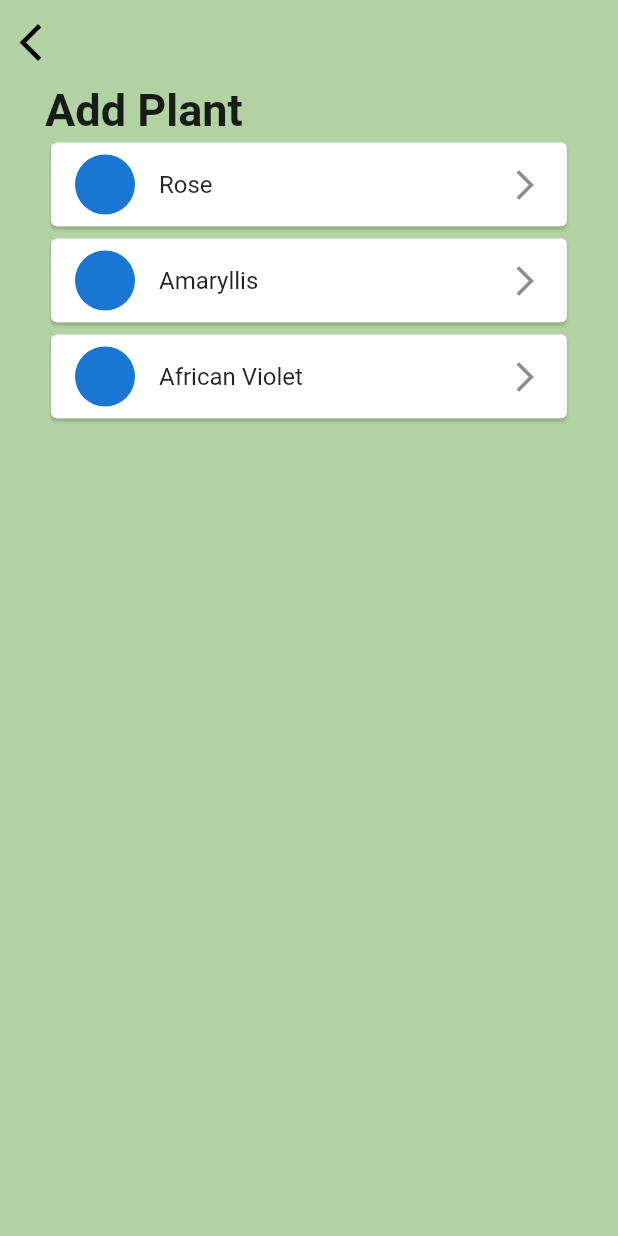
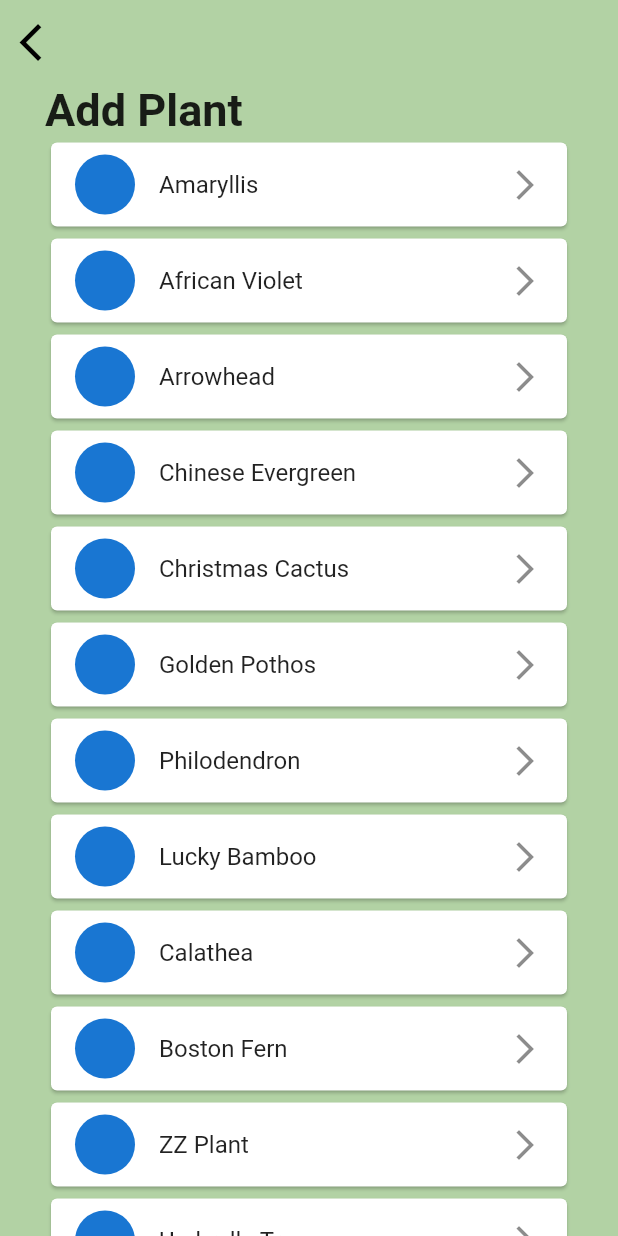
Before and after one commit to collierth/Team10-WaterMe, a Flutter app: the AddPlants screen opened directly, on a phone screen of 412 x 824 dp. Run offline on Flutter 3.47's test engine with Material 2 defaults, Android fonts, the phone set to English and light mode, and no system bars; our stand-ins replace date_picker_timeline, flutter_local_notifications, flutter_native_timezone, flutter_staggered_animations, get, get_storage and 4 more; accounts and stored records are empty; network calls fail.

Commit message:
Add more plants, species, static name

```diff
--- a/waterme/lib/db/db_helper.dart
+++ b/waterme/lib/db/db_helper.dart
@@ -22,7 +22,7 @@ class DBHelper {
           return db.execute(
             "CREATE TABLE $_tableName("
                 "id INTEGER PRIMARY KEY AUTOINCREMENT, "
-                "name STRING, description TEXT, "
+                "name STRING, staticName STRING, species STRING, description TEXT, "
                 "startTime STRING, endTime STRING, waterCycle INTEGER, "
                 "isCompleted INTEGER)",
           );
--- a/waterme/lib/models/plant_profile.dart
+++ b/waterme/lib/models/plant_profile.dart
@@ -69,6 +69,8 @@ class PlantProfile extends StatelessWidget {
                 int value =  await _plantController.addSelectedPlant(
                   selectedPlant: SelectedPlant(
                     name: plant.name,
+                    staticName: plant.staticName,
+                    species: plant.species,
                     description: plant.description,
                     startTime: DateTime.now().toString(),
                     endTime: DateTime.now().add(new Duration(days: plant.waterCycle)).toString(),
--- a/waterme/lib/models/plants.dart
+++ b/waterme/lib/models/plants.dart
@@ -2,32 +2,129 @@ import 'package:flutter/material.dart';
 
 class Plant {
   String name;
+  String staticName;
+  String species;
   String description;
-  String url;
   int waterCycle;
 
   Plant (
-    {required this.name, required this.description, required this.url, required this.waterCycle}
+    {required this.name, required this.staticName, required this.species, required this.description, required this.waterCycle}
     );
 }
 
   List<Plant> plantList = [
     Plant(
-      name: "Rose",
-      description: "Roses are erect, climbing, or trailing shrubs, the stems of which are usually copiously armed with prickles of various shapes and sizes, commonly called thorns. The leaves are alternate and pinnately compound (i.e., feather formed), usually with oval leaflets that are sharply toothed.",
-      url: "assets\images\ameen-fahmy-gcWd0ts4RCo-unsplash.jpg",
-      waterCycle: 2,
+    name: "Amaryllis",
+    staticName: "Amaryllis",
+    species: "Hippeastrum",
+    description: "Bulb flowering type plants that produce a cluster of attractive trumpet like flowers in different color variations.",
+    waterCycle: 14,
       ),
     Plant(
-      name: "Amaryllis",
-      description: "Bulb flowering type plants that produce a cluster of attractive trumpet like flowers in different color variations.",
-      url: "lib\images\ameen-fahmy-gcWd0ts4RCo-unsplash.jpg",
-      waterCycle: 14,
+    name: "African Violet",
+    staticName: "African Violet",
+    species: "Saintpaulia",
+    description: "One of the most popular flowering house plants from the saintpaulia genus. The genus has about 20 species and thousands of varieties.",
+    waterCycle: 7,
       ),
     Plant(
-      name: "African Violet",
-      description: "One of the most popular flowering house plants from the saintpaulia genus. The genus has about 20 species and thousands of varieties.",
-      url: "lib\images\ameen-fahmy-gcWd0ts4RCo-unsplash.jpg",
-      waterCycle: 7,
+    name: "Arrowhead",
+    staticName: "Arrowhead",
+    species: "Nephthytis Podophyllum",
+    description: "Native to South America, this species of plant has various cultivars with different amounts of variegation, from entirely green to near white. They can be sold under the the name Nephthytis podophyllum. An interesting growth pattern of the leaves is they begin cordate (heart) shaped then develop into the arrow shape and further on in age become palmate (similar shape to a hand). Because the plant matures into a climbing vine it will need to be cut back to prevent growth becoming wild and difficult to manage, indoors. ",
+    waterCycle: 10,
       ),
+    Plant(
+    name: "Chinese Evergreen",
+    staticName: "Chinese Evergreen",
+    species: "A. commutatum, A. modestum",
+    description: "There are many hybrid varieties of the Chinese evergreen available which have been cultivated over the last century. This is because of their increasing popularity for indoor growers to use them as ornamental plants for room decoration. These slow growing plant varieties includes, plain green, speckled, blotched and variegated types. One of the most popular and sought after is the silver queen which has leaves covered in silver mainly with some small green patches.",
+    waterCycle: 7,
+      ),
+    Plant(
+    name: "Christmas Cactus",
+    staticName: "Christmas Cactus",
+    species: "Schlumbergera Bridgesii",
+    description: "The parent plant of the Christmas Cactus (this is a hybrid) is native to South America that grows in the mountains of Brazil. It's tropical nature commonly confuses growers into offering too much heat and light, without enough water. This cactus produces small, flat stem segments that are roundish in nature, with minor serrations on both sides. They flower from the end of these segments. The Christmas variety has neon pink pollen-bearing stamen. Along with the December blooming preference, this is the Cactus's defining feature. ",
+    waterCycle: 7,
+      ),
+    Plant(
+    name: "Golden Pothos",
+    staticName: "Golden Pothos",
+    species: "Epipremnum aureum",
+    description: "This plant is a native of Australia, Indonesia, China, Japan and India. Despite its already wide natural range, it has been imported to locations all over the globe. Although it does wonderfully as a house plant, growing it outdoors is illegal in some states, as it has been declared an invasive species. When growing in the wild, this plant attaches itself to other items through aerial roots. It then sends shoots of stems down until it reaches the soil beneath it, where the stems themselves take root and begin to grow across the ground. In the wild, this plant will grow up to 66 feet tall.",
+    waterCycle: 14,
+      ),
+    Plant(
+    name: "Philodendron",
+    staticName: "Philodendron",
+    species: "Philodendron scandens",
+    description: "The Philodendron scandens is native to Mexico, Brazil and the West Indies and is one of the most common and popular species of Philodendron sold today. It is part of the Aracae family and is known as a vine and climber due to its ability to grow to huge heights given the right conditions. These plants are naturally found in humid tropical rainforests but they are also found in swamps and river banks. It is a versatile plant that can be grown in a number of different conditions which makes it perfect for both outdoor growing and indoor growing. ",
+    waterCycle: 9,
+      ),
+    Plant(
+    name: "Lucky Bamboo",
+    staticName: "Lucky Bamboo",
+    species: "Dracaena Braunii",
+    description: "The lucky bamboo grown in it's native country (West Africa) can grow up to 5ft tall (or much more), and as a house plant up to approximately 2 or 3 feet. There are various cultivars of this plant and some of the most interesting are the twisted stalk types which are trained by specialist growers. The name lucky seems to have been given by the Chinese that practice feng shui and believe in this plant brings good fortune into a home or workplace.",
+    waterCycle: 17,
+      ),
+    Plant(
+    name: "Calathea",
+    staticName: "Calathea",
+    species: "Calathea Ornata",
+    description: "Calathea Ornata is a plant that is native to South America and seen in many tropical climates such as Thailand. There are several members of the same family and they are all known for their large leaves, all of which have patterns that are extremely noticeable whilst their colors are stunning. This is a plant that looks attractive indoors but it is also possible to keep outdoors and can bring many different areas to life such as patio’s, porches and decking. It can also be planted in beds and borders. Due to its foliage, this is a superb plant to put among other plants that have large foliage.",
+    waterCycle: 5,
+      ),
+    Plant(
+    name: "Boston Fern",
+    staticName: "Boston Fern",
+    species: "Nephrolepis Exaltata",
+    description: "Compared to most other ferns your going to find this plant a lot easier to care for in regards to light, humidity levels and propagating (see care instructions below). Some ferns can only be grown in terrariums and others will not recover from neglect.....unlike this species that can be brought back from what looks like near death. As mentioned above the fronds on the Boston fern arch over and grow up to about 3 ft long. The fronds are made up of a tough leaf stalk, pinnate leaflets and a rachis (leaf stalk), but in layman's terms it's a kind of long stalk with lots of small leaves on it, side-by-side....or you could say they have a large feather like appearance.",
+    waterCycle: 3,
+      ),
+    Plant(
+    name: "ZZ Plant",
+    staticName: "ZZ Plant",
+    species: "Zamioculcas zamiifolia",
+    description: "The ZZ plant grows similar to tree plants or palms and has stems with many leaves growing from these stems. The leaves are a fleshy type which are only a couple of inches in length and an inch or so wide. Some of these stems from the same plant grow straight up and then others arch over, which may encourage you to prune odd looking stems to keep the plant looking full and shaped well. As mentioned above the plant tolerates low light, bright light and different levels of watering. However, watering depends on how much light it receives (i.e., less light = less water and more light = more water).",
+    waterCycle: 14,
+      ),
+    Plant(
+    name: "Umbrella Tree",
+    staticName: "Umbrella Tree",
+    species: "Schefflera Arboricolum",
+    description: "The umbrella plant is a multi trunk tree that can grows over 15 metres tall outdoors and has to be pruned and topped at some point to keep its size manageable within a home. Its close relative () Schefflera Actinophylla) has to carefully planted because of its invasive nature and is seen as a weed in certain places. Basic care and maintenance will keep this plant looking healthy and living a long long life indoors. It's a plant which less is more, concerning watering and feeding - too much of these will cause plant problems. ",
+    waterCycle: 7,
+      ),
+    Plant(
+    name: "Canary Date Palm",
+    staticName: "Canary Date Palm",
+    species: "Phoenix Canariensis",
+    description: "The Canary date palm is a popular ornamental plant grown outdoors in tropical, sub-tropical and in some warmer temperate regions. While it grows up to 20 metres in it's native Mediterranean habitat the indoor variety can be kept at a more manageable height, of 6ft tall. This slow growing feather type palm is best suited to growing in a greenhouse or conservatory and can be moved outdoors on a patio when temperatures rise in temperate regions.",
+    waterCycle: 9,
+      ),
+    Plant(
+    name: "Cast Iron Plant",
+    staticName: "Cast Iron Plant",
+    species: "Aspidistra elatior",
+    description: "A native to Japan and Taiwan the Aspidistra elatior is a hardy garden plant and very easy to grow ornamental plant for indoors. It has been known to bloom tiny flowers near the base of the foliage, although this seems to be a very rare occasion for growers - so its mainly grown for its foliage. There is a green foliage type and a variegated that displays cream colored stripes along the outer edge and/or the center of each leaf. The base of the leaves are rolled, then opens out and narrows in to a point. The linear leaves grow over a foot long and 5 inches wide - which display prominent ribs.",
+    waterCycle: 9,
+      ),
+    Plant(
+    name: "Century Plant",
+    staticName: "Century Plant",
+    species: "Agave americana",
+    description: "The Agave americana also goes by the common names of American aloe or century plant. It is part of the Asparagaceae family and can be found in areas that range from South America to Mexico. It's also known as Agave cactus, but it is not a cacti plant, just has some similarities. As this is a plant that requires full sun it will need to be displayed in a spot that has full sun and is also sheltered. It is commonly found in Architectural City and Courtyard Gardens along with Coastal Patios and containers.",
+    waterCycle: 12,
+      ),
+    Plant(
+    name: "Jade Plant",
+    staticName: "Jade Plant",
+    species: "C. portulacea",
+    description: "The Jade is grown indoors and borrows itself from the bonsai in the way it grows like a miniature tree, with a trunk and branches. It is also a succulent that will retain water well within the leaves, just like the cactus plant. This succulent is a hardy fellow and has two main requirements for a healthy long life, which is water and plenty of light. They are both an indoor and outdoor species, although conditions outside need to be right (enough heat and sun).",
+    waterCycle: 21,
+      ),
+
+
   ];
--- a/waterme/lib/models/selected_plant.dart
+++ b/waterme/lib/models/selected_plant.dart
@@ -1,6 +1,8 @@
 class SelectedPlant {
   int? id;
   String? name;
+  String? staticName;
+  String? species;
   String? description;
   int? isCompleted;
   String? startTime;
@@ -10,6 +12,8 @@ class SelectedPlant {
   SelectedPlant({
     this.id,
     this.name,
+    this.staticName,
+    this.species,
     this.description,
     this.isCompleted,
     this.startTime,
@@ -20,6 +24,8 @@ class SelectedPlant {
   SelectedPlant.fromJson(Map<String, dynamic> json) {
     id = json['id'];
     name = json['name'];
+    staticName = json['staticName'];
+    species = json['species'];
     description = json['description'];
     isCompleted = json['isCompleted'];
     startTime = json['startTime'];
@@ -31,6 +37,8 @@ class SelectedPlant {
     final Map<String, dynamic> data = new Map<String, dynamic>();
     data['id'] = this.id;
     data['name'] = this.name;
+    data['staticName'] = this.staticName;
+    data['species'] = this.species;
     data['description'] = this.description;
     data['isCompleted'] = this.isCompleted;
     data['startTime'] = this.startTime;
--- a/waterme/lib/models/your_profile.dart
+++ b/waterme/lib/models/your_profile.dart
@@ -6,6 +6,7 @@ import 'package:intl/intl.dart';
 import 'package:waterme/controllers/plant_controller.dart';
 import 'package:waterme/colors.dart' as color;
 import 'package:waterme/models/selected_plant.dart';
+import 'package:waterme/services/notification_services.dart';
 
 class YourProfile extends StatelessWidget{
   @override
@@ -13,6 +14,7 @@ class YourProfile extends StatelessWidget{
   final SelectedPlant? selectedPlant;
   YourProfile(this.selectedPlant);
   DateTime now = DateTime.now();
+  var notifyHelper=NotifyHelper();
 
   Widget build(BuildContext context) {
     return Scaffold(
@@ -30,7 +32,8 @@ class YourProfile extends StatelessWidget{
           )
         ),
       ),
-      body: Container(
+      body: SingleChildScrollView(
+        child: Container(
          padding: const EdgeInsets.only(left: 30, right: 30),
          child: Column(
           crossAxisAlignment: CrossAxisAlignment.start,
@@ -63,6 +66,11 @@ class YourProfile extends StatelessWidget{
                   String newEndTime = in2d.add(new Duration(days: wc)).toString();
                   _plantController.markPlantCompleted(selectedPlant!.id!);
                   _plantController.updateEndTime(newEndTime, selectedPlant!.id!);
+
+                  notifyHelper.displayNotification(
+                  title: "Watering completed",
+                  body: selectedPlant!.name!+" has been watered!",
+                  );
                 },
                 clr: color.AppColor.LimeGreen,
                 context: context,
@@ -77,6 +85,23 @@ class YourProfile extends StatelessWidget{
                 fontStyle: FontStyle.italic
               )
              ),
+            SizedBox(height: 10,),
+             Text(selectedPlant?.staticName??"",
+              textAlign: TextAlign.left,
+              style: TextStyle(
+                fontSize: 20,
+                fontWeight: FontWeight.bold,
+                fontStyle: FontStyle.italic
+              )
+             ),
+             Text(selectedPlant?.species??"",
+              textAlign: TextAlign.left,
+              style: TextStyle(
+                fontSize: 15,
+                fontStyle: FontStyle.italic
+              )
+             ),
+             SizedBox(height: 10,),
              Text(selectedPlant?.description??"",
               textAlign: TextAlign.left,
               style: TextStyle(
@@ -85,10 +110,13 @@ class YourProfile extends StatelessWidget{
              ),
              SizedBox(height: 30,),
              _endTimeParser(),
+             SizedBox(height: 50,),
 
           ],
          )
       )
+      )
+
     );
   }
 
--- a/waterme/lib/my_plants.dart
+++ b/waterme/lib/my_plants.dart
@@ -79,6 +79,17 @@ class _MyPlantsState extends State<MyPlants> {
                     DateTime et = DateTime.parse(selectedPlant.startTime??"");
                     String t2 = DateFormat.yMd().format(et);
 
+                    for (var i = 0; i < 100; i++)
+                    {
+                      if (i == selectedPlant.id)
+                      {
+                        if (t2 == t)
+                        {
+                          notifyHelper.scheduledNotification(selectedPlant.waterCycle!, selectedPlant.name!, selectedPlant);
+                        }
+                      }
+                    }
+
                     return AnimationConfiguration.staggeredList(
                       position: index,
                       child: SlideAnimation(
@@ -144,7 +155,6 @@ class _MyPlantsState extends State<MyPlants> {
             _bottomSheetButton(
                 label: "Go to Plant",
                 onTap: () {
-                  //_plantController.markPlantCompleted(selectedPlant.id!);
                   Get.to(YourProfile(selectedPlant));
                 },
                 clr: color.AppColor.LimeGreen,
--- a/waterme/lib/widgets/plant_tile.dart
+++ b/waterme/lib/widgets/plant_tile.dart
@@ -62,6 +62,13 @@ class PlantTile extends StatelessWidget {
                       color: Colors.grey[200],
                       size: 25,
                     ),
+                    SizedBox(width: 5,),
+                    Text(selectedPlant?.staticName??"",
+                    style: TextStyle(
+                      fontSize: 15,
+                      color: Colors.white,
+                    ),
+                    )
                   ]
                 ),
               ],
```
